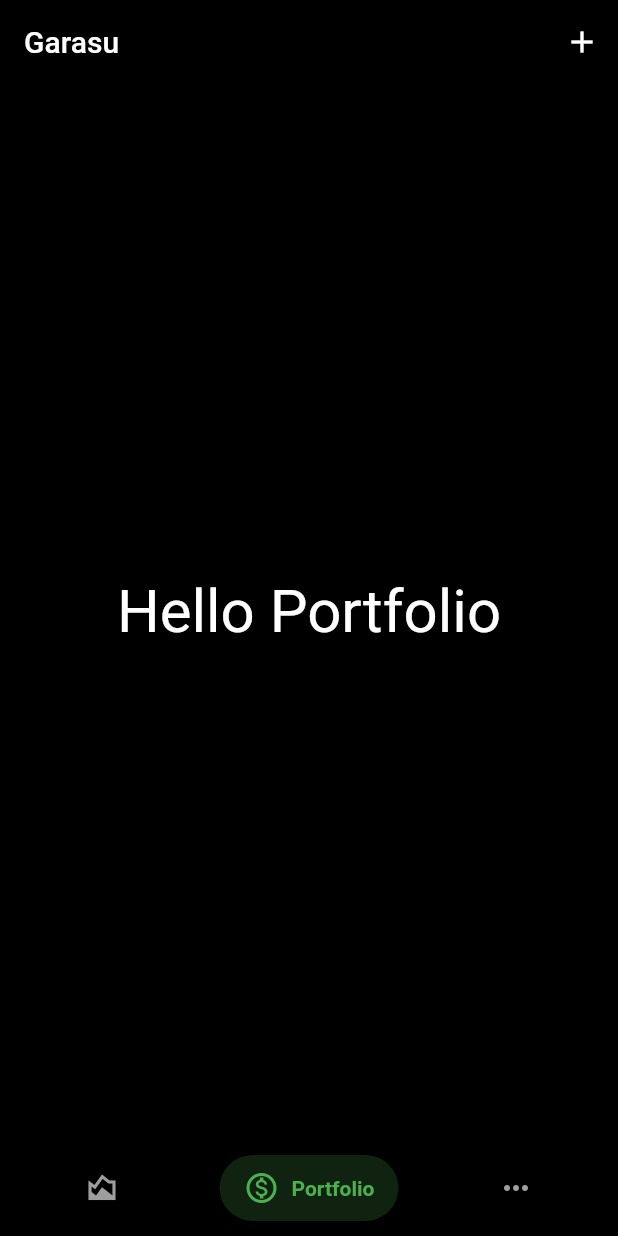
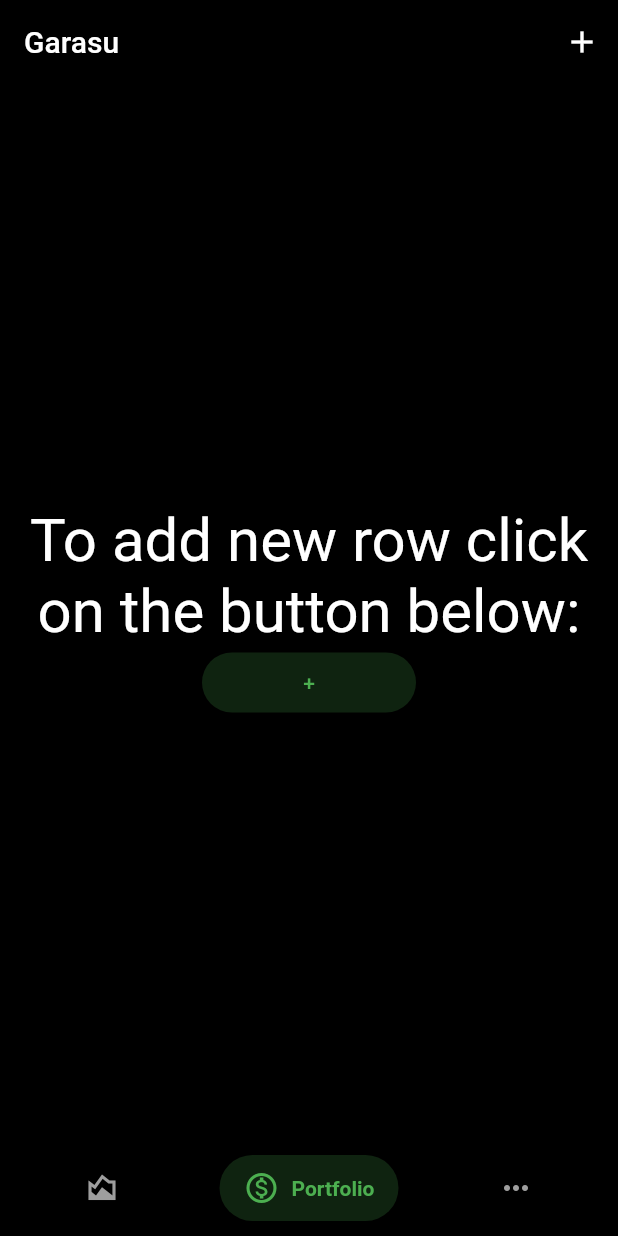
Before and after one commit to xcdkz/garasu, a Flutter app: the screen it shows after launch, swiped to page 2, on a phone screen of 412 x 824 dp. Run offline on Flutter 3.47's test engine with Material 2 defaults, Android fonts, the light colour scheme and no system bars; drawn by our look-alikes of salomon_bottom_bar; network calls fail.

Commit message:
Fix refresh

```diff
--- a/lib/cryptolist/list.dart
+++ b/lib/cryptolist/list.dart
@@ -1,6 +1,5 @@
 import 'package:flutter/material.dart';
 import 'package:garasu/values.dart' as val;
-import 'dart:developer' as developer;
 
 class CryptoList extends StatefulWidget {
   final val.Values values;
@@ -15,13 +14,16 @@ class CryptoList extends StatefulWidget {
 
 class _CryptoListState extends State<CryptoList> {
   Future<void> _refreshList() async {
+    setState(() {
       widget.values.cryptoListFeed = val.refreshCrypto('usd', 250);
+    });
   }
+
   @override
   Widget build(BuildContext context) {
     return RefreshIndicator(
       onRefresh: _refreshList,
-      child: FutureBuilder<List<dynamic>> (
+      child: FutureBuilder<List<dynamic>>(
         future: widget.values.cryptoListFeed,
         builder: (context, snapshot) {
           if (snapshot.hasData) {
@@ -33,7 +35,8 @@ class _CryptoListState extends State<CryptoList> {
             return ListView.separated(
                 itemBuilder: (BuildContext context, int index) {
                   return CryptoListRow(
-                    priceChangePercentage24h: queriedItems[index]['price_change_percentage_24h'],
+                    priceChangePercentage24h: queriedItems[index]
+                        ['price_change_percentage_24h'],
                     marketPlace: queriedItems[index]['market_place'],
                     logo: queriedItems[index]['image'],
                     name: queriedItems[index]['name'],
@@ -47,22 +50,18 @@ class _CryptoListState extends State<CryptoList> {
                     endIndent: 0,
                   );
                 },
-                itemCount: queriedItems.length
-            );
+                itemCount: queriedItems.length);
           } else if (!snapshot.hasData) {
             return const Center(
               child: CircularProgressIndicator(),
             );
           } else {
             return const Center(
-              child: Text(
-                'Error',
+                child: Text('Error',
                     style: TextStyle(
                       color: Colors.white,
                       fontSize: 40,
-                )
-              )
-            );
+                    )));
           }
         },
       ),
@@ -134,8 +133,7 @@ class _CryptoListRowState extends State<CryptoListRow> {
           ],
         ),
       ),
-      title: Container(
-        child: Row(
+      title: Row(
         children: <Widget>[
           Expanded(
             child: Text(
@@ -175,7 +173,6 @@ class _CryptoListRowState extends State<CryptoListRow> {
           ),
         ],
       ),
-      ),
     );
   }
 }
--- a/lib/portfolio/portfolio.dart
+++ b/lib/portfolio/portfolio.dart
@@ -13,17 +13,79 @@ class Portfolio extends StatefulWidget {
 }
 
 class _PortfolioState extends State<Portfolio> {
+  // do it with route
+  bool _addNewCrypto = false;
+
   @override
   Widget build(BuildContext context) {
-    return const Center(
-      child: Text(
-        'Hello Portfolio',
-        textAlign: TextAlign.center,
-        style: TextStyle(
-          color: Colors.white,
-          fontSize: 40,
+    if (!_addNewCrypto) {
+      return Center(
+        child: Column(
+          mainAxisAlignment: MainAxisAlignment.center,
+          crossAxisAlignment: CrossAxisAlignment.center,
+          children: [
+            const Text(
+              'To add new row click on the button below:',
+              style: TextStyle(
+                color: Colors.white,
+                fontSize: 40,
+              ),
+              textAlign: TextAlign.center,
+            ),
+            FilledButton(
+              onPressed: () {
+                setState(() {
+                  _addNewCrypto = true;
+                });
+              },
+              style: FilledButton.styleFrom(
+                backgroundColor: Colors.green.withOpacity(0.2),
+                padding: const EdgeInsets.symmetric(horizontal: 50.0),
+              ),
+              child: const Text(
+              '     +     ',
+              style: TextStyle(
+                color: Colors.green,
+              ),
+            ),
+      ),
+          ],
         ),
-      ),
-    );
+      );
+    } else {
+      return Center(
+        child: Column(
+          mainAxisAlignment: MainAxisAlignment.center,
+          crossAxisAlignment: CrossAxisAlignment.center,
+          children: [
+            const Text(
+              'To go back click button below: ',
+              style: TextStyle(
+                color: Colors.white,
+                fontSize: 40,
+              ),
+              textAlign: TextAlign.center,
+            ),
+            FilledButton(
+                onPressed: () {
+                  setState(() {
+                    _addNewCrypto = false;
+                  });
+                },
+                style: FilledButton.styleFrom(
+                  backgroundColor: Colors.green.withOpacity(0.2),
+                  padding: const EdgeInsets.symmetric(horizontal: 50.0),
+                ),
+                child: const Text(
+                  'Go back',
+                  style: TextStyle(
+                    color: Colors.green,
+                  ),
+                )
+            ),
+          ],
+        ),
+      );
+    }
   }
 }
--- a/lib/values.dart
+++ b/lib/values.dart
@@ -6,12 +6,12 @@ class Values {
     initialPage: 0,
   );
   Future<List<dynamic>> cryptoListFeed = refreshCrypto('usd', 250);
-  List<dynamic> items = [];
-  List<dynamic> queriedItems = [];
+  String query = '';
   var topBarIcon = Icons.search;
   int activePageIndex = 0;
   Widget barTitle = const Text('Garasu');
-  String query = '';
+
+
   Values(String vsCurrencies, int n) {
     cryptoListFeed = refreshCrypto(vsCurrencies, n);
   }
```
Also changed, not shown: lib/main.dart (+10 -6 lines). Lines whose indentation alone changed are shown as unchanged.
